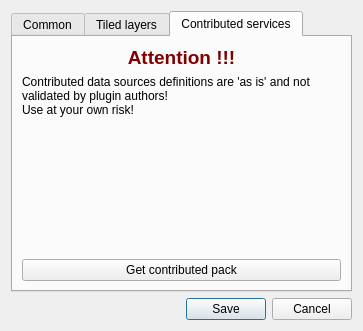
Before: the Qt Designer form src/settings_dialog_base.ui in nextgis/quickmapservices, drawn with Qt 5.
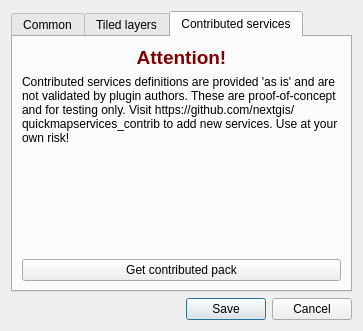
After: the same form once the commit is applied. The open tabs and pages were chosen to show the change.

Patch:
```diff
--- a/src/settings_dialog_base.ui
+++ b/src/settings_dialog_base.ui
@@ -260,7 +260,7 @@
           </font>
          </property>
          <property name="text">
-          <string>Attention !!!</string>
+          <string>Attention!</string>
          </property>
          <property name="alignment">
           <set>Qt::AlignCenter</set>
@@ -270,8 +270,7 @@
        <item>
         <widget class="QLabel" name="label_2">
          <property name="text">
-          <string>Contributed data sources definitions are 'as is' and not validated by plugin authors!
-Use at your own risk!</string>
+          <string>Contributed services definitions are provided 'as is' and are not validated by plugin authors. These are proof-of-concept and for testing only. Visit https://github.com/nextgis/quickmapservices_contrib to add new services. Use at your own risk!</string>
          </property>
          <property name="textFormat">
           <enum>Qt::AutoText</enum>
```
